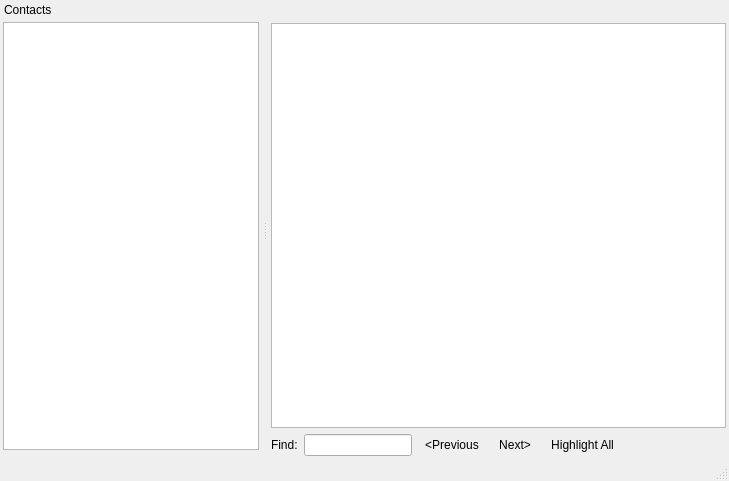
Before: the Qt Designer form branches/dev_history/src/plugins/messagearchiver/archiveviewwindow.ui in vacuum-im/vacuum-im, drawn with Qt 5.
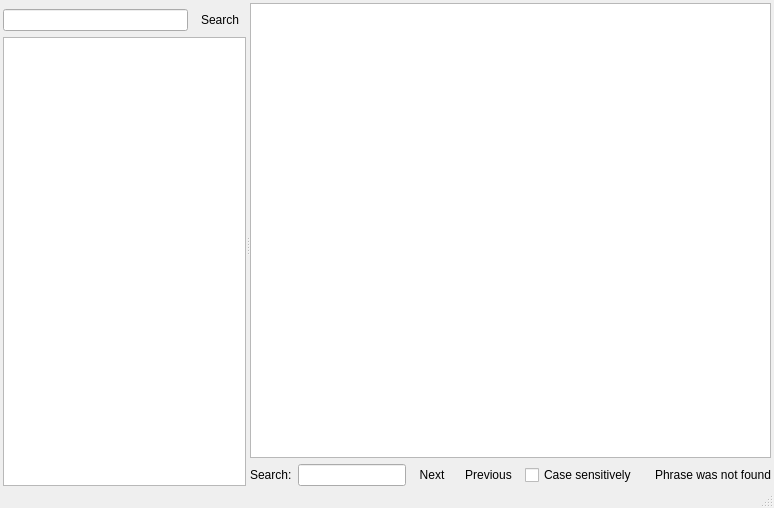
After: the same form once the commit is applied. Custom widgets are drawn as their Qt base class.

Commit message: Добавлена поддержка полнотекстового поиска в файловом архиве. В окне просмотра истории реализован поиск по архиву и в текущих сообщениях, уведомления о текущем состоянии теперь выводятся в статусную строку.

```diff
--- a/branches/dev_history/src/plugins/messagearchiver/archiveviewwindow.ui
+++ b/branches/dev_history/src/plugins/messagearchiver/archiveviewwindow.ui
@@ -6,120 +6,72 @@
    <rect>
     <x>0</x>
     <y>0</y>
-    <width>729</width>
-    <height>481</height>
+    <width>774</width>
+    <height>508</height>
    </rect>
   </property>
   <widget class="QWidget" name="centralWidget">
-   <layout class="QVBoxLayout" name="verticalLayout_2">
-    <property name="margin">
+   <layout class="QVBoxLayout" name="verticalLayout_4">
+    <property name="leftMargin">
      <number>3</number>
     </property>
-    <item>
-     <widget class="QLabel" name="lblCollectionInfo"/>
-    </item>
-    <item>
-     <widget class="QTextBrowser" name="tbrMessages">
-      <property name="openExternalLinks">
-       <bool>true</bool>
-      </property>
-     </widget>
-    </item>
-    <item>
-     <layout class="QHBoxLayout" name="horizontalLayout">
-      <item>
-       <widget class="QLabel" name="lblTextFind">
-        <property name="text">
-         <string>Find:</string>
-        </property>
-        <property name="buddy">
-         <cstring>lneTextFind</cstring>
-        </property>
-       </widget>
-      </item>
+    <property name="topMargin">
+     <number>3</number>
+    </property>
+    <property name="rightMargin">
+     <number>3</number>
+    </property>
+    <property name="bottomMargin">
+     <number>0</number>
+    </property>
       <item>
-       <widget class="QLineEdit" name="lneTextFind"/>
-      </item>
-      <item>
-       <widget class="QToolButton" name="tlbTextFindPrev">
-        <property name="sizePolicy">
-         <sizepolicy hsizetype="Fixed" vsizetype="Minimum">
-          <horstretch>0</horstretch>
-          <verstretch>0</verstretch>
-         </sizepolicy>
-        </property>
-        <property name="text">
-         <string>&lt;Previous</string>
-        </property>
-        <property name="autoRaise">
-         <bool>true</bool>
-        </property>
-       </widget>
-      </item>
-      <item>
-       <widget class="QToolButton" name="tlbTextFindNext">
-        <property name="sizePolicy">
-         <sizepolicy hsizetype="Fixed" vsizetype="Minimum">
-          <horstretch>0</horstretch>
-          <verstretch>0</verstretch>
-         </sizepolicy>
-        </property>
-        <property name="text">
-         <string>Next&gt;</string>
-        </property>
-        <property name="autoRaise">
-         <bool>true</bool>
-        </property>
-       </widget>
-      </item>
-      <item>
-       <widget class="QToolButton" name="tlbTextFindHighlight">
-        <property name="sizePolicy">
-         <sizepolicy hsizetype="Fixed" vsizetype="Minimum">
-          <horstretch>0</horstretch>
-          <verstretch>0</verstretch>
-         </sizepolicy>
-        </property>
-        <property name="text">
-         <string>Highlight All</string>
-        </property>
-        <property name="autoRaise">
-         <bool>true</bool>
-        </property>
-       </widget>
-      </item>
-      <item>
-       <spacer name="horizontalSpacer">
+     <widget class="QSplitter" name="sprSplitter">
         <property name="orientation">
          <enum>Qt::Horizontal</enum>
         </property>
-        <property name="sizeHint" stdset="0">
-         <size>
-          <width>40</width>
-          <height>20</height>
-         </size>
-        </property>
-       </spacer>
-      </item>
-     </layout>
-    </item>
-   </layout>
-  </widget>
-  <widget class="QDockWidget" name="dwtCollections">
-   <property name="features">
-    <set>QDockWidget::NoDockWidgetFeatures</set>
-   </property>
-   <property name="windowTitle">
-    <string>Contacts</string>
-   </property>
-   <attribute name="dockWidgetArea">
-    <number>1</number>
-   </attribute>
-   <widget class="QWidget" name="dockWidgetContents">
-    <layout class="QVBoxLayout" name="verticalLayout" stretch="1,0">
-     <property name="margin">
-      <number>3</number>
-     </property>
+      <property name="childrenCollapsible">
+       <bool>false</bool>
+      </property>
+      <widget class="QWidget" name="wdtContacts" native="true">
+       <layout class="QVBoxLayout" name="verticalLayout">
+        <property name="margin">
+         <number>0</number>
+        </property>
+        <item>
+         <widget class="SelectPageWidget" name="spwSelectPage" native="true">
+          <property name="focusPolicy">
+           <enum>Qt::TabFocus</enum>
+          </property>
+         </widget>
+        </item>
+        <item>
+         <widget class="QWidget" name="wdtArchiveSearch" native="true">
+          <layout class="QHBoxLayout" name="horizontalLayout_3">
+           <property name="margin">
+            <number>0</number>
+           </property>
+           <item>
+            <widget class="QLineEdit" name="lneArchiveSearch"/>
+           </item>
+           <item>
+            <widget class="QToolButton" name="tlbArchiveSearchStart">
+             <property name="sizePolicy">
+              <sizepolicy hsizetype="Fixed" vsizetype="Minimum">
+               <horstretch>0</horstretch>
+               <verstretch>0</verstretch>
+              </sizepolicy>
+             </property>
+             <property name="text">
+              <string>Search</string>
+             </property>
+             <property name="autoRaise">
+              <bool>true</bool>
+             </property>
+            </widget>
+           </item>
+          </layout>
+         </widget>
+        </item>
      <item>
       <widget class="QTreeView" name="trvCollections">
        <property name="contextMenuPolicy">
@@ -145,15 +97,119 @@
        </property>
       </widget>
      </item>
+       </layout>
+      </widget>
+      <widget class="QWidget" name="wdtMessages" native="true">
+       <layout class="QVBoxLayout" name="verticalLayout_2">
+        <property name="margin">
+         <number>0</number>
+        </property>
      <item>
-      <widget class="SelectPageWidget" name="spwSelectPage" native="true">
-       <property name="focusPolicy">
-        <enum>Qt::TabFocus</enum>
+         <widget class="QTextBrowser" name="tbrMessages">
+          <property name="openExternalLinks">
+           <bool>true</bool>
        </property>
       </widget>
      </item>
-    </layout>
-   </widget>
+        <item>
+         <widget class="QWidget" name="wdtTextSearch" native="true">
+          <layout class="QHBoxLayout" name="horizontalLayout_2">
+           <property name="margin">
+            <number>0</number>
+           </property>
+           <item>
+            <widget class="QLabel" name="lblTextSearch">
+             <property name="text">
+              <string>Search:</string>
+             </property>
+             <property name="buddy">
+              <cstring>lneTextSearch</cstring>
+             </property>
+            </widget>
+           </item>
+           <item>
+            <widget class="QLineEdit" name="lneTextSearch">
+             <property name="sizePolicy">
+              <sizepolicy hsizetype="Minimum" vsizetype="Fixed">
+               <horstretch>0</horstretch>
+               <verstretch>0</verstretch>
+              </sizepolicy>
+             </property>
+            </widget>
+           </item>
+           <item>
+            <widget class="QToolButton" name="tlbTextSearchNext">
+             <property name="sizePolicy">
+              <sizepolicy hsizetype="Fixed" vsizetype="Minimum">
+               <horstretch>0</horstretch>
+               <verstretch>0</verstretch>
+              </sizepolicy>
+             </property>
+             <property name="text">
+              <string>Next</string>
+             </property>
+             <property name="toolButtonStyle">
+              <enum>Qt::ToolButtonTextBesideIcon</enum>
+             </property>
+             <property name="autoRaise">
+              <bool>true</bool>
+             </property>
+            </widget>
+           </item>
+           <item>
+            <widget class="QToolButton" name="tlbTextSearchPrev">
+             <property name="sizePolicy">
+              <sizepolicy hsizetype="Fixed" vsizetype="Minimum">
+               <horstretch>0</horstretch>
+               <verstretch>0</verstretch>
+              </sizepolicy>
+             </property>
+             <property name="text">
+              <string>Previous</string>
+             </property>
+             <property name="toolButtonStyle">
+              <enum>Qt::ToolButtonTextBesideIcon</enum>
+             </property>
+             <property name="autoRaise">
+              <bool>true</bool>
+             </property>
+            </widget>
+           </item>
+           <item>
+            <widget class="QCheckBox" name="chbTextSearchCaseSensitive">
+             <property name="text">
+              <string>Case sensitively</string>
+             </property>
+            </widget>
+           </item>
+           <item>
+            <spacer name="horizontalSpacer">
+             <property name="orientation">
+              <enum>Qt::Horizontal</enum>
+             </property>
+             <property name="sizeHint" stdset="0">
+              <size>
+               <width>40</width>
+               <height>20</height>
+              </size>
+             </property>
+            </spacer>
+           </item>
+           <item>
+            <widget class="QLabel" name="lblTextSearchInfo">
+             <property name="text">
+              <string notr="true">Phrase was not found</string>
+             </property>
+            </widget>
+           </item>
+          </layout>
+         </widget>
+        </item>
+       </layout>
+      </widget>
+     </widget>
+    </item>
+   </layout>
   </widget>
   <widget class="QStatusBar" name="stbStatusBar"/>
  </widget>
```
Left out of the diff: 11 changed lines with no effect on the pictures. Lines whose indentation alone changed are shown as unchanged. The commit also changes 5 other files.
